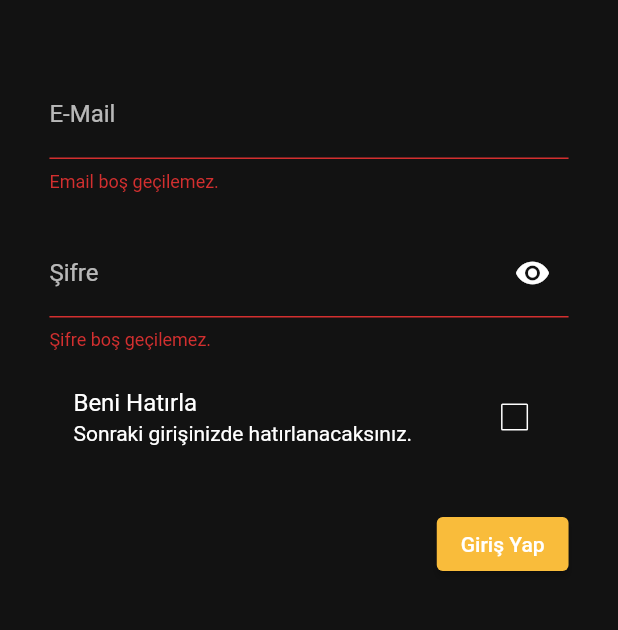
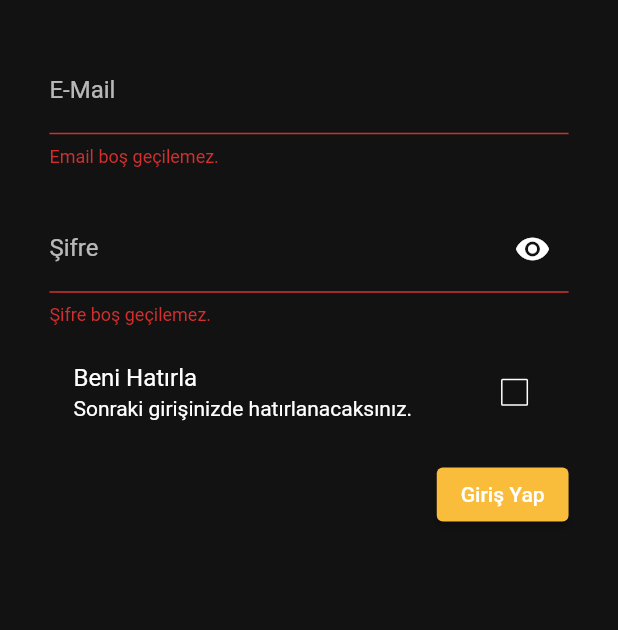
Before and after one commit to UKTQT/Product-Catalogue-Flutter, a Flutter app: the screen it shows after launch, after a tap on "Giriş Yap", on a phone screen of 412 x 824 dp, the part 606-1236 px from its top. Run offline on Flutter 3.47's test engine with Material 2 defaults, Android fonts, the phone set to English and light mode, and no system bars.

Commit message:
login view Update

```diff
--- a/lib/core/extensions/color_extension/color_extension.dart
+++ b/lib/core/extensions/color_extension/color_extension.dart
@@ -4,4 +4,6 @@ extension ColorExtension on BuildContext {
   //Theme Color
   Color get themeMainColor1 => const Color(0xfff9bc3b);
   Color get themeMainColor2 => const Color(0xff121212);
+  Color get themeWhiteColor => Colors.white;
+  Color get themeWhite70Color => Colors.white70;
 }
--- a/lib/core/init/navigation/navigation_service.dart
+++ b/lib/core/init/navigation/navigation_service.dart
@@ -2,6 +2,7 @@ import 'package:flutter/material.dart';
 
 abstract class INavigationService {
   Future<void> navigateToPage({String? path});
+  Future<void> navigateToPageClear({String? path});
 }
 
 class NavigationService implements INavigationService {
@@ -16,4 +17,11 @@ class NavigationService implements INavigationService {
   Future<void> navigateToPage({String? path}) async {
     await navigatorKey.currentState!.pushNamed(path!);
   }
+
+  final removeAllOldRoutes = (Route<dynamic> route) => false;
+  @override
+  Future<void> navigateToPageClear({String? path}) async {
+    await navigatorKey.currentState!
+        .pushNamedAndRemoveUntil(path!, removeAllOldRoutes);
+  }
 }
--- a/lib/feature/auth/login/view/login_view.dart
+++ b/lib/feature/auth/login/view/login_view.dart
@@ -30,15 +30,7 @@ class LoginView extends StatelessWidget {
                   color: context.themeMainColor1,
                   width: double.maxFinite,
                   height: MediaQuery.of(context).size.height,
-                    child: Hero(
-                      tag: 'app_logo',
-                      child: Image(
-                        width: MediaQuery.of(context).size.width * 0.98,
-                        image: AssetImage(
-                          AppConstant.instance!.APP_LOGO_PATH,
-                        ),
-                      ),
-                    ),
+                  child: appLogo(context),
                 ),
                 Container(
                   height: MediaQuery.of(context).size.height * 0.60,
@@ -53,7 +45,31 @@ class LoginView extends StatelessWidget {
                       horizontal: context.veryHighWidthPadding2,
                       vertical: context.mediumHeightPadding2,
                     ),
-                      child: Column(
+                    child: loginFormItems(context),
+                  ),
+                )
+              ],
+            ),
+          ),
+        );
+      },
+    );
+  }
+
+  Hero appLogo(BuildContext context) {
+    return Hero(
+      tag: 'app_logo',
+      child: Image(
+        width: MediaQuery.of(context).size.width * 0.98,
+        image: AssetImage(
+          AppConstant.instance!.APP_LOGO_PATH,
+        ),
+      ),
+    );
+  }
+
+  Column loginFormItems(BuildContext context) {
+    return Column(
       children: [
         Row(
           children: [
@@ -61,7 +77,7 @@ class LoginView extends StatelessWidget {
                 style: Theme.of(context)
                     .textTheme
                     .titleLarge!
-                                      .copyWith(color: Colors.white))
+                    .copyWith(color: context.themeWhiteColor))
           ],
         ),
         Row(
@@ -70,10 +86,10 @@ class LoginView extends StatelessWidget {
                 style: Theme.of(context)
                     .textTheme
                     .titleSmall!
-                                      .copyWith(color: Colors.white))
+                    .copyWith(color: context.themeWhiteColor))
           ],
         ),
-                          SizedBox(height: context.highHeightPadding2),
+        SizedBox(height: context.mediumHeightPadding2),
         Form(
           key: _formKey,
           child: Column(
@@ -86,18 +102,17 @@ class LoginView extends StatelessWidget {
                   }
                   return null;
                 },
-                                  style: TextStyle(color: Colors.white),
-                                  decoration: const InputDecoration(
+                style: TextStyle(color: context.themeWhiteColor),
+                decoration: InputDecoration(
                   labelText: 'E-Mail',
-                                    labelStyle:
-                                        TextStyle(color: Colors.white70),
+                  labelStyle: TextStyle(color: context.themeWhite70Color),
                   enabledBorder: OutlineInputBorder(
-                                      borderSide: BorderSide(
-                                          color: Colors.white, width: 1.0),
+                    borderSide:
+                        BorderSide(color: context.themeWhiteColor, width: 1.0),
                   ),
                   focusedBorder: OutlineInputBorder(
-                                      borderSide: BorderSide(
-                                          color: Colors.white, width: 2.0),
+                    borderSide:
+                        BorderSide(color: context.themeWhiteColor, width: 2.0),
                   ),
                 ),
               ),
@@ -106,51 +121,44 @@ class LoginView extends StatelessWidget {
               ),
               TextFormField(
                 controller: _passwordController,
-                                  obscureText: context
-                                      .watch<LoginViewModel>()
-                                      .passwordVisiblility,
+                obscureText:
+                    context.watch<LoginViewModel>().passwordVisiblility,
                 validator: (value) {
                   if (value == null || value.isEmpty) {
                     return 'Şifre boş geçilemez.';
-                                    } else if (value.length < 6 ||
-                                        value.length > 20) {
+                  } else if (value.length < 6 || value.length > 20) {
                     return 'Şifre 6 - 20 karakter olmalıdır.';
                   } else if (value.contains(' ')) {
                     return 'Boş karakter girilemez';
                   }
                   return null;
                 },
-                                  style: TextStyle(color: Colors.white),
+                style: TextStyle(color: context.themeWhiteColor),
                 decoration: InputDecoration(
                   labelText: 'Şifre',
-                                    labelStyle:
-                                        TextStyle(color: Colors.white70),
+                  labelStyle: TextStyle(color: context.themeWhite70Color),
                   suffixIcon: IconButton(
                     onPressed: () {
-                                        context
-                                            .read<LoginViewModel>()
-                                            .passVisibilityChange();
+                      context.read<LoginViewModel>().passVisibilityChange();
                     },
-                                      icon: context
-                                                  .watch<LoginViewModel>()
-                                                  .passwordVisiblility ==
+                    icon: context.watch<LoginViewModel>().passwordVisiblility ==
                             true
                         ? Icon(
                             Icons.visibility,
-                                              color: Colors.white,
+                            color: context.themeWhiteColor,
                           )
                         : Icon(
                             Icons.visibility_off,
-                                              color: Colors.white,
+                            color: context.themeWhiteColor,
                           ),
                   ),
                   enabledBorder: OutlineInputBorder(
-                                      borderSide: BorderSide(
-                                          color: Colors.white, width: 1.0),
+                    borderSide:
+                        BorderSide(color: context.themeWhiteColor, width: 1.0),
                   ),
                   focusedBorder: OutlineInputBorder(
-                                      borderSide: BorderSide(
-                                          color: Colors.white, width: 2.0),
+                    borderSide:
+                        BorderSide(color: context.themeWhiteColor, width: 2.0),
                   ),
                 ),
               ),
@@ -158,38 +166,32 @@ class LoginView extends StatelessWidget {
                 height: context.lowHeightPadding,
               ),
               CheckboxListTile(
-                                  value: context
-                                      .watch<LoginViewModel>()
-                                      .checkBoxValue,
-                                  title: const Text('Beni Hatırla',
-                                      style: TextStyle(color: Colors.white)),
-                                  subtitle: const Text(
+                value: context.watch<LoginViewModel>().checkBoxValue,
+                title: Text('Beni Hatırla',
+                    style: TextStyle(color: context.themeWhiteColor)),
+                subtitle: Text(
                   'Sonraki girişinizde hatırlanacaksınız.',
-                                    style: TextStyle(color: Colors.white),
+                  style: TextStyle(color: context.themeWhiteColor),
                 ),
                 onChanged: (value) {
-                                    context
-                                        .read<LoginViewModel>()
-                                        .checkBoxChange(value!);
+                  context.read<LoginViewModel>().checkBoxChange(value!);
                 },
                 activeColor: context.themeMainColor1,
-                                  side: const BorderSide(color: Colors.white),
+                side: BorderSide(color: context.themeWhiteColor),
               ),
               SizedBox(
-                                  height: context.mediumHeightPadding,
+                height: context.lowHeightPadding,
               ),
               Row(
                 mainAxisAlignment: MainAxisAlignment.end,
                 children: [
                   ElevatedButton(
                     onPressed: () {
-                                        if (_formKey.currentState!.validate()) {
-                                          print('oldu');
-                                        }
+                      if (_formKey.currentState!.validate()) {}
                     },
-                                      child: const Text('Giriş Yap'),
                     style: ElevatedButton.styleFrom(
                         primary: context.themeMainColor1),
+                    child: const Text('Giriş Yap'),
                   ),
                 ],
               )
@@ -197,13 +199,6 @@ class LoginView extends StatelessWidget {
           ),
         ),
       ],
-                      ),
-                    ),
-                  )
-                ],
-              ),
-            ),
     );
-        });
   }
 }
--- a/lib/feature/auth/splash/viewModel/splash_view_model.dart
+++ b/lib/feature/auth/splash/viewModel/splash_view_model.dart
@@ -12,7 +12,8 @@ class SplashViewModel extends ChangeNotifier with BaseViewModel {
 
   void militaryGateControl() {
     Future.delayed(const Duration(seconds: 2), () {
-      navigationServicePoint.navigateToPage(path: NavigationConstant.LOGIN);
+      navigationServicePoint.navigateToPageClear(
+          path: NavigationConstant.LOGIN);
     });
   }
 }
```
Lines whose indentation alone changed are shown as unchanged.
